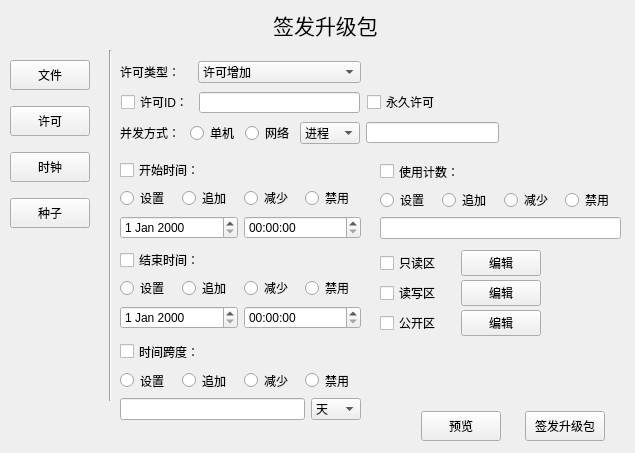
This is SenseD2CAPI/licenseview.ui in R1turn0/QtProject as Qt 5 draws it before an edit. The edited form follows.
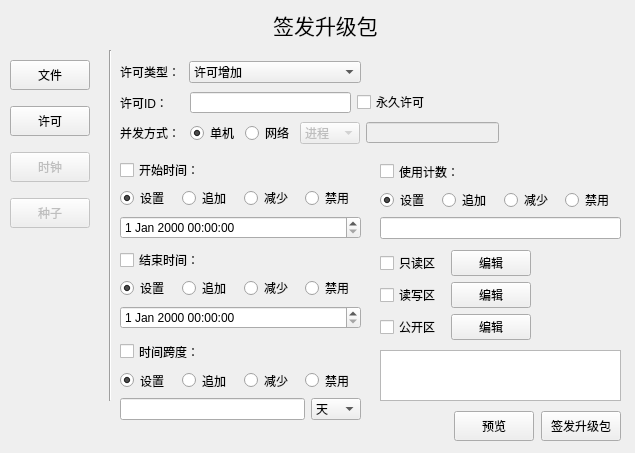
This is the edited form.

```diff
--- a/SenseD2CAPI/licenseview.ui
+++ b/SenseD2CAPI/licenseview.ui
@@ -60,7 +60,7 @@
      <height>80</height>
     </rect>
    </property>
-   <layout class="QVBoxLayout" name="verticalLayout_3">
+   <layout class="QVBoxLayout" name="TimeSpanLayout">
     <item>
      <widget class="QCheckBox" name="timeSpanCheckBox">
       <property name="text">
@@ -71,28 +71,31 @@
     <item>
      <layout class="QHBoxLayout" name="horizontalLayout_7">
       <item>
-       <widget class="QRadioButton" name="radioButton_5">
+       <widget class="QRadioButton" name="timeSpanSetRadioButton">
         <property name="text">
          <string>设置</string>
         </property>
+        <property name="checked">
+         <bool>true</bool>
+        </property>
        </widget>
       </item>
       <item>
-       <widget class="QRadioButton" name="radioButton_6">
+       <widget class="QRadioButton" name="timeSpanAddRadioButton">
         <property name="text">
          <string>追加</string>
         </property>
        </widget>
       </item>
       <item>
-       <widget class="QRadioButton" name="radioButton_7">
+       <widget class="QRadioButton" name="timeSpanSubRadioButton">
         <property name="text">
          <string>减少</string>
         </property>
        </widget>
       </item>
       <item>
-       <widget class="QRadioButton" name="radioButton_8">
+       <widget class="QRadioButton" name="timeSpanBanRadioButton">
         <property name="text">
          <string>禁用</string>
         </property>
@@ -144,7 +147,7 @@
      <height>79</height>
     </rect>
    </property>
-   <layout class="QVBoxLayout" name="verticalLayout_5">
+   <layout class="QVBoxLayout" name="OverTimeLayout">
     <item>
      <widget class="QCheckBox" name="overTimeCheckBox">
       <property name="minimumSize">
@@ -167,28 +170,31 @@
     <item>
      <layout class="QHBoxLayout" name="horizontalLayout_12">
       <item>
-       <widget class="QRadioButton" name="radioButton_13">
+       <widget class="QRadioButton" name="overTimeSetRadioButton">
         <property name="text">
          <string>设置</string>
         </property>
+        <property name="checked">
+         <bool>true</bool>
+        </property>
        </widget>
       </item>
       <item>
-       <widget class="QRadioButton" name="radioButton_14">
+       <widget class="QRadioButton" name="overTimeAddRadioButton">
         <property name="text">
          <string>追加</string>
         </property>
        </widget>
       </item>
       <item>
-       <widget class="QRadioButton" name="radioButton_15">
+       <widget class="QRadioButton" name="overTimeSubRadioButton">
         <property name="text">
          <string>减少</string>
         </property>
        </widget>
       </item>
       <item>
-       <widget class="QRadioButton" name="radioButton_16">
+       <widget class="QRadioButton" name="overTimeBanRadioButton">
         <property name="text">
          <string>禁用</string>
         </property>
@@ -199,10 +205,7 @@
     <item>
      <layout class="QHBoxLayout" name="horizontalLayout_13">
       <item>
-       <widget class="QDateEdit" name="overTimeDateEdit"/>
-      </item>
-      <item>
-       <widget class="QTimeEdit" name="overTimeTimeEdit"/>
+       <widget class="QDateTimeEdit" name="endDateTimeEdit"/>
       </item>
      </layout>
     </item>
@@ -217,7 +220,7 @@
      <height>79</height>
     </rect>
    </property>
-   <layout class="QVBoxLayout" name="verticalLayout_6">
+   <layout class="QVBoxLayout" name="UseCountLayout">
     <item>
      <widget class="QCheckBox" name="useCountCheckBox">
       <property name="text">
@@ -228,28 +231,31 @@
     <item>
      <layout class="QHBoxLayout" name="horizontalLayout_14">
       <item>
-       <widget class="QRadioButton" name="radioButton_17">
+       <widget class="QRadioButton" name="useCountSetRadioButton">
         <property name="text">
          <string>设置</string>
         </property>
+        <property name="checked">
+         <bool>true</bool>
+        </property>
        </widget>
       </item>
       <item>
-       <widget class="QRadioButton" name="radioButton_18">
+       <widget class="QRadioButton" name="useCountAddRadioButton">
         <property name="text">
          <string>追加</string>
         </property>
        </widget>
       </item>
       <item>
-       <widget class="QRadioButton" name="radioButton_19">
+       <widget class="QRadioButton" name="useCountSubRadioButton">
         <property name="text">
          <string>减少</string>
         </property>
        </widget>
       </item>
       <item>
-       <widget class="QRadioButton" name="radioButton_20">
+       <widget class="QRadioButton" name="useCountBanRadioButton">
         <property name="text">
          <string>禁用</string>
         </property>
@@ -316,6 +322,9 @@
     </item>
     <item>
      <widget class="QPushButton" name="clockButton">
+      <property name="enabled">
+       <bool>false</bool>
+      </property>
       <property name="minimumSize">
        <size>
         <width>80</width>
@@ -335,6 +344,9 @@
     </item>
     <item>
      <widget class="QPushButton" name="seedButton">
+      <property name="enabled">
+       <bool>false</bool>
+      </property>
       <property name="minimumSize">
        <size>
         <width>80</width>
@@ -357,13 +369,13 @@
   <widget class="QWidget" name="layoutWidget">
    <property name="geometry">
     <rect>
-     <x>403</x>
+     <x>453</x>
      <y>410</y>
-     <width>221</width>
+     <width>171</width>
      <height>32</height>
     </rect>
    </property>
-   <layout class="QHBoxLayout" name="horizontalLayout_2">
+   <layout class="QHBoxLayout" name="SureLayout">
     <item>
      <widget class="QPushButton" name="previewButton">
       <property name="minimumSize">
@@ -413,7 +425,7 @@
      <height>79</height>
     </rect>
    </property>
-   <layout class="QVBoxLayout" name="verticalLayout_2">
+   <layout class="QVBoxLayout" name="StartTimeLayout">
     <item>
      <widget class="QCheckBox" name="startTimeCheckBox">
       <property name="minimumSize">
@@ -436,28 +448,31 @@
     <item>
      <layout class="QHBoxLayout" name="horizontalLayout_5">
       <item>
-       <widget class="QRadioButton" name="radioButton">
+       <widget class="QRadioButton" name="startTimeSetRadioButton">
         <property name="text">
          <string>设置</string>
         </property>
+        <property name="checked">
+         <bool>true</bool>
+        </property>
        </widget>
       </item>
       <item>
-       <widget class="QRadioButton" name="radioButton_2">
+       <widget class="QRadioButton" name="startTimeAddRadioButton">
         <property name="text">
          <string>追加</string>
         </property>
        </widget>
       </item>
       <item>
-       <widget class="QRadioButton" name="radioButton_3">
+       <widget class="QRadioButton" name="startTimeSubRadioButton">
         <property name="text">
          <string>减少</string>
         </property>
        </widget>
       </item>
       <item>
-       <widget class="QRadioButton" name="radioButton_4">
+       <widget class="QRadioButton" name="startTimeBanRadioButton">
         <property name="text">
          <string>禁用</string>
         </property>
@@ -468,16 +483,13 @@
     <item>
      <layout class="QHBoxLayout" name="horizontalLayout_6">
       <item>
-       <widget class="QDateEdit" name="startTimeDateEdit"/>
-      </item>
-      <item>
-       <widget class="QTimeEdit" name="startTimeTimeEdit"/>
+       <widget class="QDateTimeEdit" name="startDateTimeEdit"/>
       </item>
      </layout>
     </item>
    </layout>
   </widget>
-  <widget class="QWidget" name="">
+  <widget class="QWidget" name="layoutWidget">
    <property name="geometry">
     <rect>
      <x>120</x>
@@ -486,18 +498,18 @@
      <height>24</height>
     </rect>
    </property>
-   <layout class="QHBoxLayout" name="horizontalLayout">
+   <layout class="QHBoxLayout" name="LicenseTypeLayout">
     <item>
      <widget class="QLabel" name="label_2">
       <property name="minimumSize">
        <size>
-        <width>72</width>
+        <width>63</width>
         <height>20</height>
        </size>
       </property>
       <property name="maximumSize">
        <size>
-        <width>72</width>
+        <width>63</width>
         <height>20</height>
        </size>
       </property>
@@ -542,85 +554,7 @@
     </item>
    </layout>
   </widget>
-  <widget class="QWidget" name="">
-   <property name="geometry">
-    <rect>
-     <x>380</x>
-     <y>250</y>
-     <width>161</width>
-     <height>26</height>
-    </rect>
-   </property>
-   <layout class="QHBoxLayout" name="horizontalLayout_4">
-    <item>
-     <widget class="QCheckBox" name="readonlyCheckBox">
-      <property name="text">
-       <string>只读区</string>
-      </property>
-     </widget>
-    </item>
-    <item>
-     <widget class="QPushButton" name="readonlyButton">
-      <property name="text">
-       <string>编辑</string>
-      </property>
-     </widget>
-    </item>
-   </layout>
-  </widget>
-  <widget class="QWidget" name="">
-   <property name="geometry">
-    <rect>
-     <x>380</x>
-     <y>280</y>
-     <width>161</width>
-     <height>26</height>
-    </rect>
-   </property>
-   <layout class="QHBoxLayout" name="horizontalLayout_9">
-    <item>
-     <widget class="QCheckBox" name="readWriteCheckBox">
-      <property name="text">
-       <string>读写区</string>
-      </property>
-     </widget>
-    </item>
-    <item>
-     <widget class="QPushButton" name="readWriteButton">
-      <property name="text">
-       <string>编辑</string>
-      </property>
-     </widget>
-    </item>
-   </layout>
-  </widget>
-  <widget class="QWidget" name="">
-   <property name="geometry">
-    <rect>
-     <x>380</x>
-     <y>310</y>
-     <width>161</width>
-     <height>26</height>
-    </rect>
-   </property>
-   <layout class="QHBoxLayout" name="horizontalLayout_10">
-    <item>
-     <widget class="QCheckBox" name="publicCheckBox">
-      <property name="text">
-       <string>公开区</string>
-      </property>
-     </widget>
-    </item>
-    <item>
-     <widget class="QPushButton" name="publicButton">
-      <property name="text">
-       <string>编辑</string>
-      </property>
-     </widget>
-    </item>
-   </layout>
-  </widget>
-  <widget class="QWidget" name="">
+  <widget class="QWidget" name="layoutWidget">
    <property name="geometry">
     <rect>
      <x>120</x>
@@ -629,27 +563,42 @@
      <height>26</height>
     </rect>
    </property>
-   <layout class="QHBoxLayout" name="horizontalLayout_18">
+   <layout class="QHBoxLayout" name="ConcurrentManerLayout">
     <item>
      <layout class="QHBoxLayout" name="horizontalLayout_17">
       <item>
-       <widget class="QLabel" name="label_3">
+       <widget class="QLabel" name="concurrentManerLabel">
         <property name="text">
          <string>并发方式：</string>
         </property>
        </widget>
       </item>
       <item>
-       <layout class="QHBoxLayout" name="horizontalLayout_11">
+       <layout class="QHBoxLayout" name="concurrentManerRadioButtonLayout">
         <item>
-         <widget class="QRadioButton" name="radioButton_9">
+         <widget class="QRadioButton" name="singleRadioButton">
+          <property name="tabletTracking">
+           <bool>false</bool>
+          </property>
+          <property name="acceptDrops">
+           <bool>false</bool>
+          </property>
+          <property name="autoFillBackground">
+           <bool>false</bool>
+          </property>
           <property name="text">
            <string>单机</string>
           </property>
+          <property name="checkable">
+           <bool>true</bool>
+          </property>
+          <property name="checked">
+           <bool>true</bool>
+          </property>
          </widget>
         </item>
         <item>
-         <widget class="QRadioButton" name="radioButton_12">
+         <widget class="QRadioButton" name="networkRadioButton">
           <property name="text">
            <string>网络</string>
           </property>
@@ -663,6 +612,9 @@
      <layout class="QHBoxLayout" name="horizontalLayout_16">
       <item>
        <widget class="QComboBox" name="concurrentManerComboBox">
+        <property name="enabled">
+         <bool>false</bool>
+        </property>
         <property name="minimumSize">
          <size>
           <width>60</width>
@@ -689,6 +641,9 @@
       </item>
       <item>
        <widget class="QLineEdit" name="concurrentManerLineEdit">
+        <property name="enabled">
+         <bool>false</bool>
+        </property>
         <property name="minimumSize">
          <size>
           <width>133</width>
@@ -707,32 +662,96 @@
     </item>
    </layout>
   </widget>
-  <widget class="QWidget" name="">
+  <widget class="QWidget" name="layoutWidget">
+   <property name="geometry">
+    <rect>
+     <x>380</x>
+     <y>250</y>
+     <width>151</width>
+     <height>92</height>
+    </rect>
+   </property>
+   <layout class="QVBoxLayout" name="DataLayout">
+    <item>
+     <layout class="QHBoxLayout" name="horizontalLayout_4">
+      <item>
+       <widget class="QCheckBox" name="readonlyCheckBox">
+        <property name="text">
+         <string>只读区</string>
+        </property>
+       </widget>
+      </item>
+      <item>
+       <widget class="QPushButton" name="readonlyButton">
+        <property name="text">
+         <string>编辑</string>
+        </property>
+       </widget>
+      </item>
+     </layout>
+    </item>
+    <item>
+     <layout class="QHBoxLayout" name="horizontalLayout_9">
+      <item>
+       <widget class="QCheckBox" name="readWriteCheckBox">
+        <property name="text">
+         <string>读写区</string>
+        </property>
+       </widget>
+      </item>
+      <item>
+       <widget class="QPushButton" name="readWriteButton">
+        <property name="text">
+         <string>编辑</string>
+        </property>
+       </widget>
+      </item>
+     </layout>
+    </item>
+    <item>
+     <layout class="QHBoxLayout" name="publicLayout">
+      <item>
+       <widget class="QCheckBox" name="publicCheckBox">
+        <property name="text">
+         <string>公开区</string>
+        </property>
+       </widget>
+      </item>
+      <item>
+       <widget class="QPushButton" name="publicButton">
+        <property name="text">
+         <string>编辑</string>
+        </property>
+       </widget>
+      </item>
+     </layout>
+    </item>
+   </layout>
+  </widget>
+  <widget class="QTextEdit" name="previewTextEdit">
+   <property name="geometry">
+    <rect>
+     <x>380</x>
+     <y>350</y>
+     <width>241</width>
+     <height>51</height>
+    </rect>
+   </property>
+  </widget>
+  <widget class="QWidget" name="layoutWidget">
    <property name="geometry">
     <rect>
      <x>120</x>
      <y>90</y>
-     <width>321</width>
+     <width>309</width>
      <height>25</height>
     </rect>
    </property>
-   <layout class="QHBoxLayout" name="horizontalLayout_19">
+   <layout class="QHBoxLayout" name="horizontalLayout_2">
     <item>
-     <layout class="QHBoxLayout" name="horizontalLayout_3">
+     <layout class="QHBoxLayout" name="horizontalLayout">
       <item>
-       <widget class="QCheckBox" name="licenseCheckBox">
-        <property name="minimumSize">
-         <size>
-          <width>72</width>
-          <height>20</height>
-         </size>
-        </property>
-        <property name="maximumSize">
-         <size>
-          <width>72</width>
-          <height>20</height>
-         </size>
-        </property>
+       <widget class="QLabel" name="licenseIDLabel">
         <property name="text">
          <string>许可ID：</string>
         </property>
```
